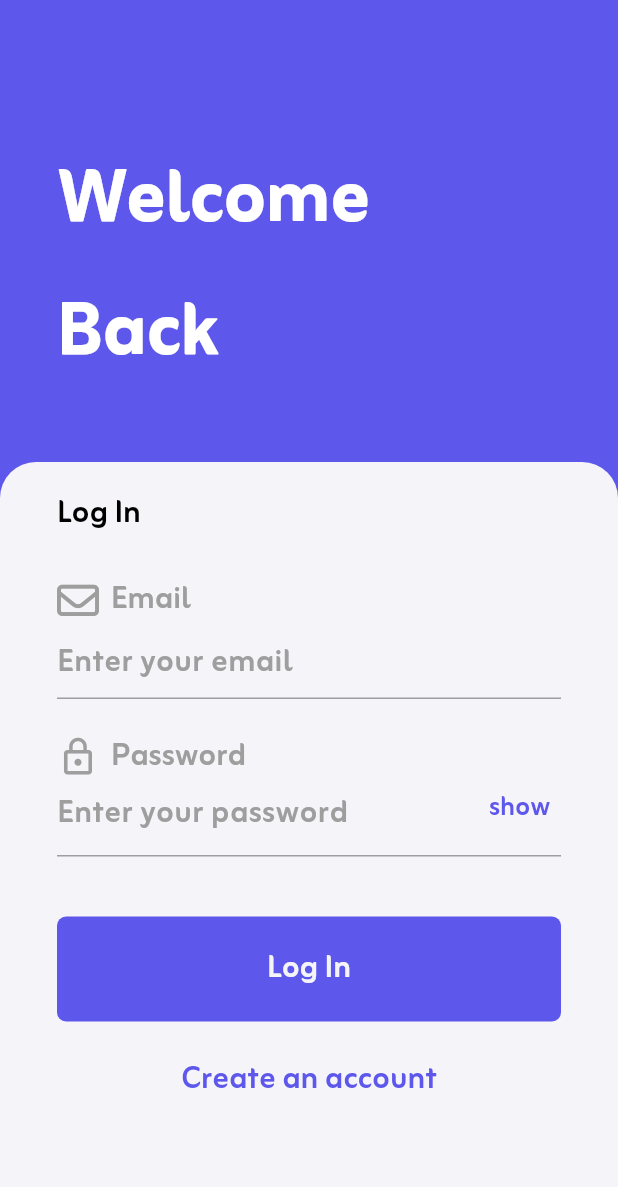
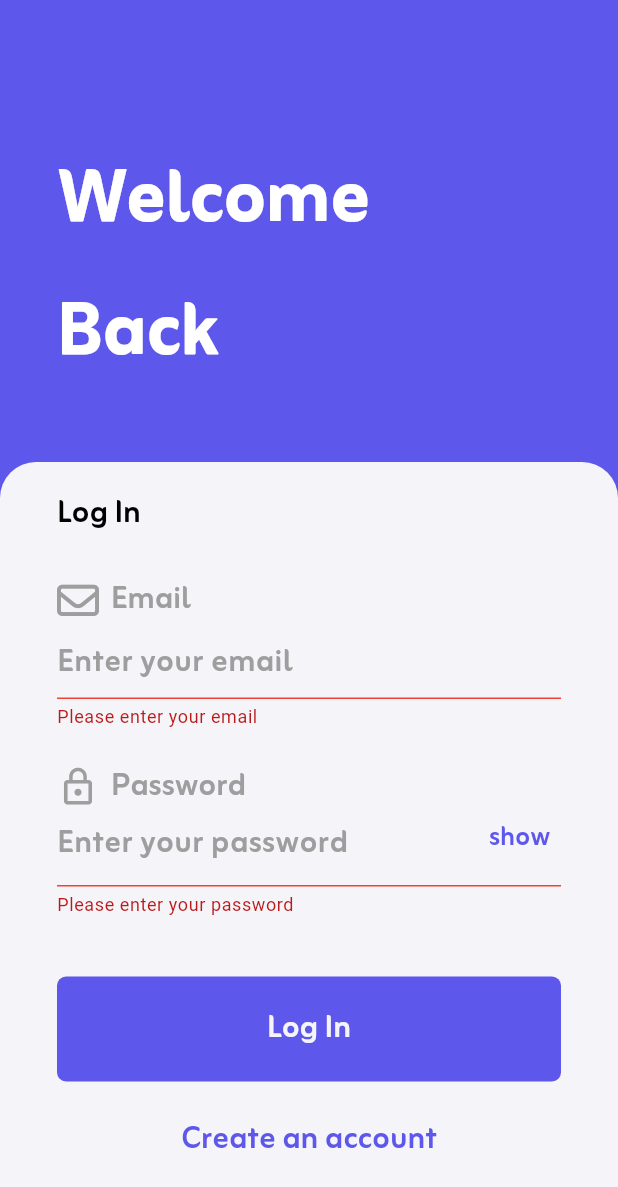
Before and after one commit to youssefhedefa/marketos, a Flutter app: the LoginForm widget shown alone on an empty page, opened directly, after a tap on "Log In", on a phone screen of 412 x 824 dp. Shown: the top 1187 px of the screen. Run offline on Flutter 3.47's test engine with Material 3 defaults, Android fonts, the phone set to English and light mode, and no system bars; our stand-ins replace bloc, cloud_firestore, dartz, firebase_auth, firebase_core, firebase_storage and 4 more; accounts and stored records are empty.

Commit message:
Complete log in use case, And Complete registration feature

```diff
--- a/lib/features/registration/logic/cubits/log_in_cubit/log_in_cubit.dart
+++ b/lib/features/registration/logic/cubits/log_in_cubit/log_in_cubit.dart
@@ -1,7 +1,6 @@
 import 'package:flutter/cupertino.dart';
 import 'package:flutter_bloc/flutter_bloc.dart';
 import 'package:marketos/core/failure/failure.dart';
-import 'package:marketos/features/registration/data/model/user_model.dart';
 import 'package:marketos/features/registration/domain/use_cases/log_in_use_case.dart';
 import 'package:marketos/features/registration/logic/cubits/log_in_cubit/log_in_states.dart';
 
@@ -12,13 +11,12 @@ class LogInCubit extends Cubit<LogInStates>{
 
   TextEditingController emailController = TextEditingController();
   TextEditingController passwordController = TextEditingController();
-  TextEditingController confirmPasswordController = TextEditingController();
   GlobalKey<FormState> formKey = GlobalKey<FormState>();
 
 
-  signInStates({required UserModel userModel}) async {
+  logInStates({required String email,required String password}) async {
     emit(LogInLoadingState());
-    var result = await logInUseCase.call(email: userModel.email, password: userModel.password,);
+    var result = await logInUseCase.call(email: email, password: password,);
     result.fold(
             (error) => emit(LogInErrorState(error: Failure(message: error.message))),
             (userCredential) async{
--- a/lib/features/registration/ui/forms/log_in_form.dart
+++ b/lib/features/registration/ui/forms/log_in_form.dart
@@ -1,9 +1,13 @@
 import 'package:flutter/material.dart';
+import 'package:flutter_bloc/flutter_bloc.dart';
 import 'package:font_awesome_flutter/font_awesome_flutter.dart';
+import 'package:marketos/core/components/app_regex.dart';
 import 'package:marketos/core/components/custom_button.dart';
 import 'package:marketos/core/helpers/color_helper.dart';
 import 'package:marketos/core/helpers/font_style_helper.dart';
 import 'package:marketos/core/routing/routing_constants.dart';
+import 'package:marketos/features/registration/logic/cubits/log_in_cubit/log_in_cubit.dart';
+import 'package:marketos/features/registration/logic/cubits/log_in_cubit/log_in_states.dart';
 import 'package:marketos/features/registration/ui/registration_view.dart';
 import 'package:marketos/features/registration/ui/widgets/custom_registration_input_field.dart';
 import 'package:marketos/features/registration/ui/widgets/custom_registration_text.dart';
@@ -16,60 +20,118 @@ class LoginForm extends StatefulWidget {
 }
 
 class _LoginFormState extends State<LoginForm> {
-
-  bool passwordVisible = false;
+  bool passwordObscure = true;
 
   @override
   Widget build(BuildContext context) {
     return RegistrationView(
       title: 'Welcome \nBack',
-      registrationForm: Column(
+      registrationForm: Form(
+        key: context.read<LogInCubit>().formKey,
+        child: Column(
           crossAxisAlignment: CrossAxisAlignment.start,
           children: [
-          const SizedBox(height: 16,),
+            const SizedBox(
+              height: 16,
+            ),
             const Text(
               'Log In',
               style: AppTextStyleHelper.font26BlackBold,
             ),
-          const SizedBox(height: 20,),
+            const SizedBox(
+              height: 20,
+            ),
             CustomRegistrationInputField(
-            controller: TextEditingController(),
+              controller: context.read<LogInCubit>().emailController,
               isPassword: false,
               showPassword: false,
               title: 'Email',
               hint: 'Enter your email',
               titleIcon: FontAwesomeIcons.envelope,
+              validator: (value) {
+                if (value!.isEmpty) {
+                  return 'Please enter your email';
+                } else if (AppRegexValidator.isValidEmail(value) == false) {
+                  return 'Please enter a valid email';
+                }
+                return null;
+              },
             ),
-          const SizedBox(height: 20,),
+            const SizedBox(
+              height: 20,
+            ),
             CustomRegistrationInputField(
-            controller: TextEditingController(),
               isPassword: true,
-            showPassword: passwordVisible,
+              controller: context.read<LogInCubit>().passwordController,
+              showPassword: passwordObscure,
               title: 'Password',
               titleIcon: Icons.lock_outline,
               hint: 'Enter your password',
-            onTap: (){
+              validator: (value) {
+                if (value!.isEmpty) {
+                  return 'Please enter your password';
+                } else if (AppRegexValidator.isValidPassword(value) == false) {
+                  return 'Password must contain at least 8 characters,\n one uppercase letter,\n one lowercase letter,\n one number and one special character.';
+                }
+                return null;
+              },
+              onTap: () {
                 setState(() {
-                passwordVisible = !passwordVisible;
+                  passwordObscure = !passwordObscure;
                 });
               },
             ),
-          const SizedBox(height: 40,),
-          CustomButton(
+            const SizedBox(
+              height: 40,
+            ),
+            BlocConsumer<LogInCubit, LogInStates>(
+              builder: (context, state) {
+                if (state is LogInLoadingState) {
+                  return const Center(
+                    child: CircularProgressIndicator(),
+                  );
+                }
+                return CustomButton(
                   text: 'Log In',
-            onTap: (){},
+                  onTap: logInAction,
                   color: AppColorHelper.primaryColor,
                   textStyle: AppTextStyleHelper.font26WhiteBold,
+                );
+              },
+              listener: (BuildContext context, LogInStates state) {
+                if (state is LogInSuccessState) {
+                  Navigator.pushNamedAndRemoveUntil(context, AppRoutingConstants.home, (route) => false);
+                }
+                if (state is LogInErrorState) {
+                  ScaffoldMessenger.of(context).showSnackBar(
+                    SnackBar(
+                      content: Text(state.error.message),
                     ),
-          const SizedBox(height: 20,),
+                  );
+                }
+              },
+            ),
+            const SizedBox(
+              height: 20,
+            ),
             CustomRegistrationText(
               text: 'Create an account',
-            onTap: (){
+              onTap: () {
                 Navigator.pushNamed(context, AppRoutingConstants.signIn);
               },
             ),
           ],
         ),
+      ),
+    );
+  }
+
+  void logInAction() {
+    if (context.read<LogInCubit>().formKey.currentState!.validate()) {
+      context.read<LogInCubit>().logInStates(
+            email: context.read<LogInCubit>().emailController.text,
+            password: context.read<LogInCubit>().passwordController.text,
           );
     }
   }
+}
--- a/lib/features/registration/ui/forms/sign_in_form.dart
+++ b/lib/features/registration/ui/forms/sign_in_form.dart
@@ -128,12 +128,14 @@ class _SignInFormState extends State<SignInForm> {
               },
               listener: (BuildContext context, SignInStates state) {
                 if (state is SignInSuccessState) {
-                  Navigator.pushNamed(context, AppRoutingConstants.home);
+                  Navigator.pushNamedAndRemoveUntil(context, AppRoutingConstants.home, (route) => false);
                 }
                 if (state is SignInErrorState) {
-                  ScaffoldMessenger.of(context).showSnackBar(SnackBar(
-                    content: Text(state.error.message),
-                  ));
+                  ScaffoldMessenger.of(context).showSnackBar(
+                    SnackBar(
+                      content: Text(state.error.message),
+                    ),
+                  );
                 }
               },
             ),
```
Lines whose indentation alone changed are shown as unchanged.
